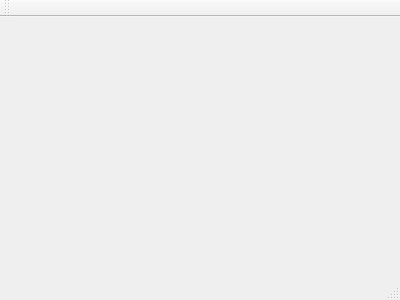
Above: mainwindow.ui from matthewlsawyer/nordqt before the change. Below: the same form after it.
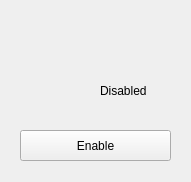
That is the form after the change. Icons and pictures are not drawn.

Diff of the .ui file:
```diff
--- a/mainwindow.ui
+++ b/mainwindow.ui
@@ -1,24 +1,73 @@
 <ui version="4.0">
  <class>MainWindow</class>
- <widget class="QMainWindow" name="MainWindow" >
-  <property name="geometry" >
+ <widget class="QMainWindow" name="MainWindow">
+  <property name="geometry">
    <rect>
     <x>0</x>
     <y>0</y>
-    <width>400</width>
-    <height>300</height>
+    <width>191</width>
+    <height>182</height>
    </rect>
   </property>
   <property name="windowTitle" >
    <string>MainWindow</string>
   </property>
-  <widget class="QMenuBar" name="menuBar" />
-  <widget class="QToolBar" name="mainToolBar" />
-  <widget class="QWidget" name="centralWidget" />
-  <widget class="QStatusBar" name="statusBar" />
+  <widget class="QWidget" name="centralWidget">
+   <widget class="QLabel" name="label">
+    <property name="geometry">
+     <rect>
+      <x>100</x>
+      <y>70</y>
+      <width>71</width>
+      <height>41</height>
+     </rect>
+    </property>
+    <property name="text">
+     <string>Disabled</string>
+    </property>
+   </widget>
+   <widget class="QPushButton" name="pushButton">
+    <property name="geometry">
+     <rect>
+      <x>20</x>
+      <y>130</y>
+      <width>151</width>
+      <height>31</height>
+     </rect>
+    </property>
+    <property name="text">
+     <string>Enable</string>
+    </property>
+   </widget>
+   <widget class="QLabel" name="label_2">
+    <property name="geometry">
+     <rect>
+      <x>20</x>
+      <y>20</y>
+      <width>161</width>
+      <height>41</height>
+     </rect>
+    </property>
+    <property name="text">
+     <string>&lt;html&gt;&lt;head/&gt;&lt;body&gt;&lt;p&gt;&lt;img src=&quot;:/assets/nordvpn.svg&quot;/&gt;&lt;/p&gt;&lt;/body&gt;&lt;/html&gt;</string>
+    </property>
+   </widget>
+   <widget class="QLabel" name="label_3">
+    <property name="geometry">
+     <rect>
+      <x>20</x>
+      <y>60</y>
+      <width>81</width>
+      <height>61</height>
+     </rect>
+    </property>
+    <property name="text">
+     <string>&lt;html&gt;&lt;head/&gt;&lt;body&gt;&lt;p&gt;&lt;img src=&quot;:/assets/switch-off.svg&quot;/&gt;&lt;/p&gt;&lt;/body&gt;&lt;/html&gt;</string>
+    </property>
+   </widget>
+  </widget>
  </widget>
- <layoutDefault spacing="6" margin="11" />
- <pixmapfunction></pixmapfunction>
+ <layoutdefault spacing="6" margin="11"/>
  <resources/>
  <connections/>
 </ui>
```
Left out of the diff: 3 changed lines with no effect on the pictures.
